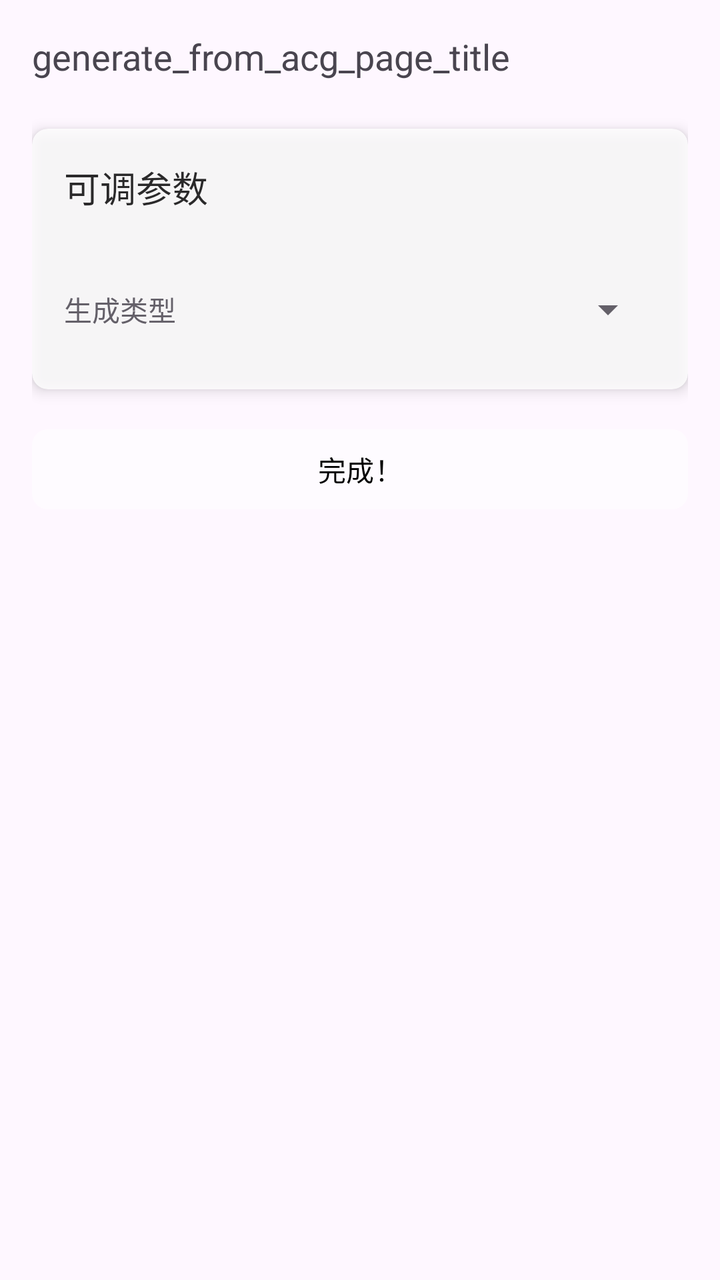
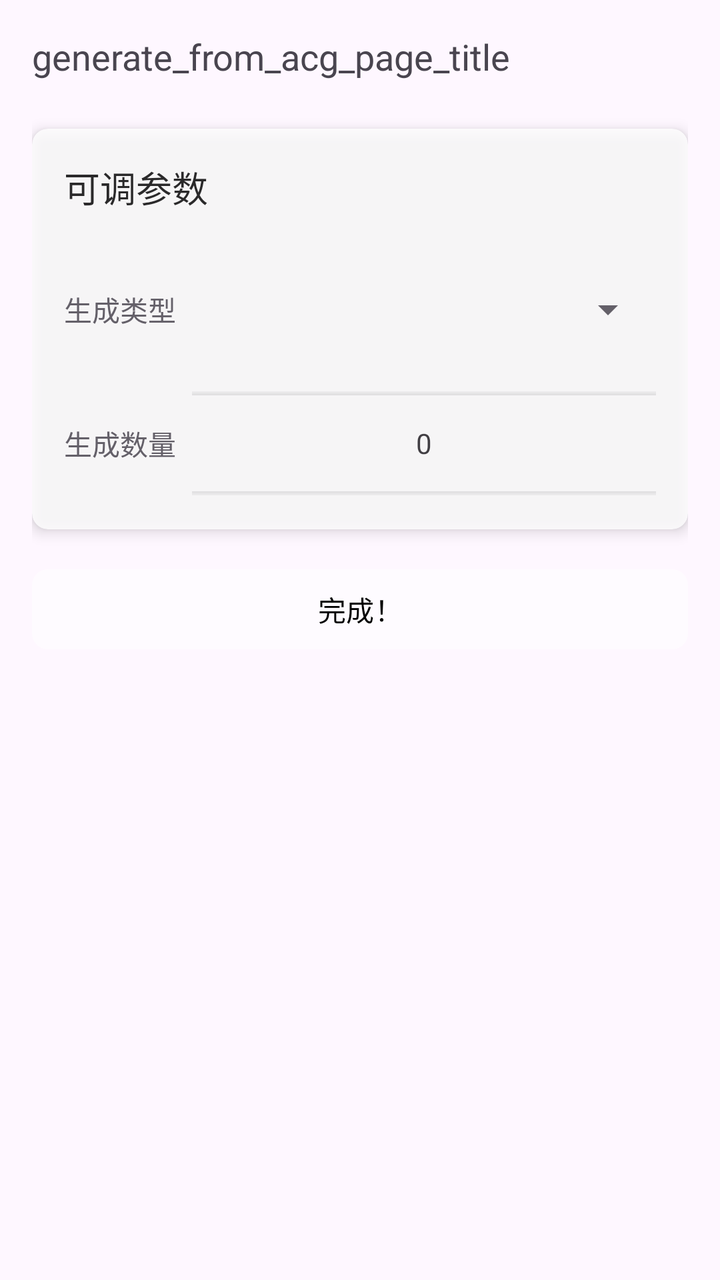

Two renders of the same Android screen: before a commit and after it. Below are the layout's source before the change and the commit's diff.
<!-- AndroidManifest.xml: application theme Theme.Wallpapergenerator -->
<!-- res/layout/fragment_acg_generate.xml -->
<ScrollView
        xmlns:android="http://schemas.android.com/apk/res/android"
        xmlns:app="http://schemas.android.com/apk/res-auto"
        android:layout_width="match_parent"
        android:layout_height="match_parent"
        android:padding="16dp">

    <LinearLayout
            android:layout_width="match_parent"
            android:layout_height="wrap_content"
            android:orientation="vertical">

        <TextView
                android:id="@+id/generate_from_acg_page_title"
                android:layout_width="wrap_content"
                android:layout_height="wrap_content"
                android:textSize="18sp"
                android:layout_marginBottom="8dp"
                android:text="generate_from_acg_page_title"/>


        <androidx.cardview.widget.CardView
                android:layout_width="match_parent"
                android:layout_height="wrap_content"
                android:layout_marginTop="16dp"
                android:alpha="0.8"
                app:cardCornerRadius="8dp"
                app:cardElevation="4dp">

            <LinearLayout
                    android:layout_width="match_parent"
                    android:layout_height="wrap_content"
                    android:orientation="vertical"
                    android:padding="16dp">

                <TextView
                        android:layout_width="wrap_content"
                        android:layout_height="wrap_content"
                        android:text="可调参数"
                        android:textSize="18sp"
                        android:textColor="@color/text_colors"
                        android:layout_marginBottom="8dp"/>

                

                <LinearLayout
                        android:layout_width="match_parent"
                        android:layout_height="wrap_content"
                        android:orientation="horizontal"
                        android:layout_marginTop="16dp">


                    <TextView
                            android:layout_width="wrap_content"
                            android:layout_height="wrap_content"
                            android:text="生成类型"
                            android:layout_gravity="center_vertical"
                            android:layout_marginEnd="8dp"/>

                    <Spinner
                            android:id="@+id/acg_generate_type_spinner"
                            android:layout_width="match_parent"
                            android:layout_height="wrap_content"
                            android:minHeight="48dp"/>
                </LinearLayout>

                <LinearLayout
                        android:layout_width="match_parent"
                        android:layout_height="wrap_content"
                        android:orientation="horizontal"
                        android:layout_marginTop="16dp" android:visibility="gone">


                    <TextView
                            android:layout_width="wrap_content"
                            android:layout_height="wrap_content"
                            android:text="生成数量"
                            android:layout_gravity="center_vertical"
                            android:layout_marginEnd="8dp"/>

                    <NumberPicker
                            android:id="@+id/acg_input_number_picker"
                            android:layout_width="0dp"
                            android:layout_height="54dp"
                            android:layout_weight="1"
                            android:minHeight="48dp"/>
                </LinearLayout>

            </LinearLayout>
        </androidx.cardview.widget.CardView>

        <Button
                android:id="@+id/acg_generate_button"
                android:layout_width="match_parent"
                android:layout_height="wrap_content"
                android:layout_marginTop="16dp"
                android:text="完成！"
                android:textColor="@color/text_colors"
                android:layout_gravity="end"
                style="@style/RoundedCorner"
                app:backgroundTint="@color/overlay_color"/>

    </LinearLayout>
</ScrollView>
<!-- resources referenced by this layout -->
<resources>
  <color name="overlay_color">#80FFFFFF</color>
  <color name="text_colors">#000000</color>
  <style name="RoundedCorner">
          <item name="shapeAppearanceOverlay">@style/ShapeAppearanceOverlay.MaterialComponents.Rounded</item>
      </style>
  <style name="Theme.Wallpapergenerator" parent="Theme.Material3.DayNight.NoActionBar">
          
          <item name="colorPrimary">@color/light_purple_light_mode</item>
          <item name="colorOnPrimary">@color/light_purple_text_light_mode</item>
          
          <item name="colorSecondary">@color/light_green_light_mode</item>
          <item name="colorOnSecondary">@color/text_colors</item>
          
          <item name="android:statusBarColor">@android:color/transparent</item>
      </style>
  <style name="ShapeAppearanceOverlay.MaterialComponents.Rounded" parent="">
          <item name="cornerFamily">rounded</item>
          <item name="cornerSize">8dp</item>
      </style>
  <color name="light_purple_light_mode">#BB86FC</color>
  <color name="light_purple_text_light_mode">#000000</color>
  <color name="light_green_light_mode">#03DAC6</color>
</resources>

<!-- the commit's change to res/layout/fragment_acg_generate.xml (unified diff, before → after) -->
@@ -1,7 +1,8 @@
 <ScrollView
         xmlns:android="http://schemas.android.com/apk/res/android"
         xmlns:app="http://schemas.android.com/apk/res-auto"
-        android:layout_width="match_parent"
+    xmlns:tools="http://schemas.android.com/tools"
+    android:layout_width="match_parent"
         android:layout_height="match_parent"
         android:padding="16dp">
 
@@ -65,25 +66,26 @@
                 </LinearLayout>
 
                 <LinearLayout
-                        android:layout_width="match_parent"
-                        android:layout_height="wrap_content"
-                        android:orientation="horizontal"
-                        android:layout_marginTop="16dp" android:visibility="gone">
+                    android:layout_width="match_parent"
+                    android:layout_height="wrap_content"
+                    android:layout_marginTop="16dp"
+                    android:orientation="horizontal"
+                    android:visibility="visible">
 
 
                     <TextView
-                            android:layout_width="wrap_content"
-                            android:layout_height="wrap_content"
-                            android:text="生成数量"
-                            android:layout_gravity="center_vertical"
-                            android:layout_marginEnd="8dp"/>
+                        android:layout_width="wrap_content"
+                        android:layout_height="wrap_content"
+                        android:layout_gravity="center_vertical"
+                        android:layout_marginEnd="8dp"
+                        android:text="生成数量" />
 
                     <NumberPicker
-                            android:id="@+id/acg_input_number_picker"
-                            android:layout_width="0dp"
-                            android:layout_height="54dp"
-                            android:layout_weight="1"
-                            android:minHeight="48dp"/>
+                        android:id="@+id/acg_input_number_picker"
+                        android:layout_width="0dp"
+                        android:layout_height="54dp"
+                        android:layout_weight="1"
+                        android:minHeight="48dp" />
                 </LinearLayout>
 
             </LinearLayout>
